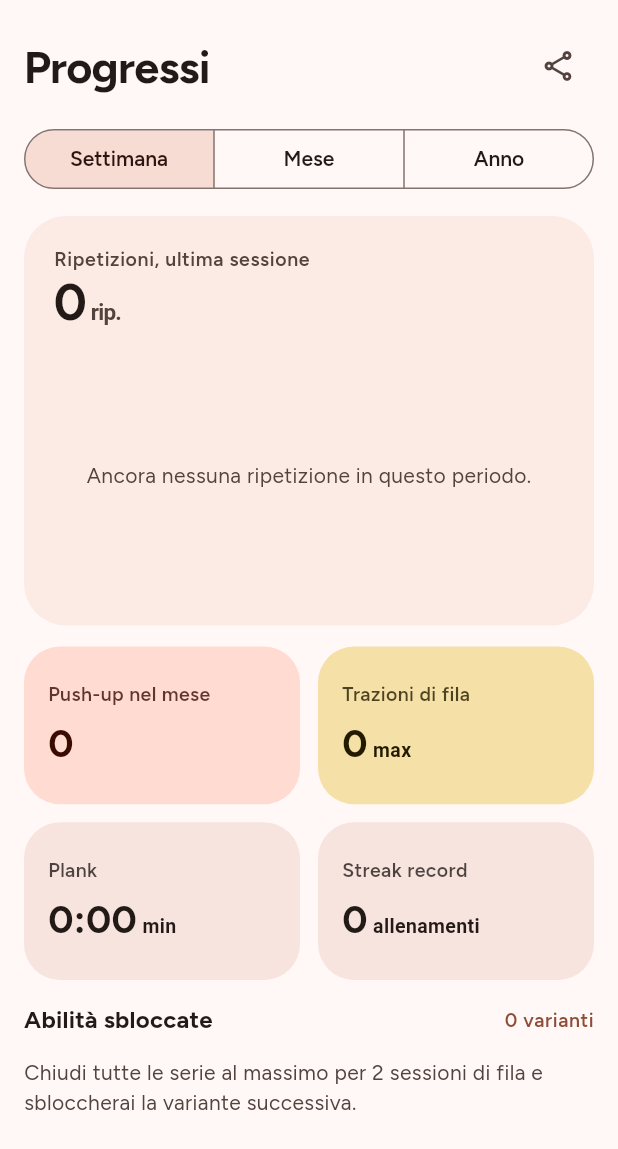
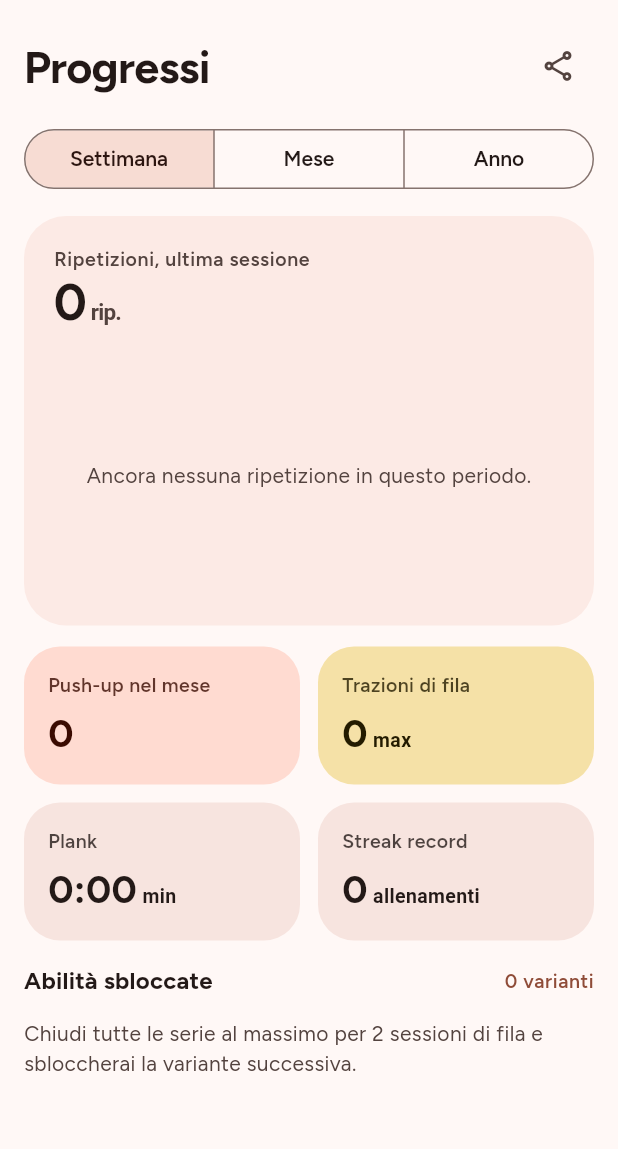
Before and after one commit to owaismounir206-art/Discipline, a Flutter app: the ProgressScreen screen opened directly, on a phone screen of 412 x 824 dp. Shown: the top 1149 px of the screen. Run offline on Flutter 3.47's test engine with Material 3 defaults, Android fonts, the phone set to English and light mode, and no system bars; drawn by our look-alikes of dynamic_color; our stand-ins replace audioplayers, drift, drift_flutter, flutter_local_notifications, flutter_riverpod, flutter_timezone and 5 more; accounts and stored records are empty; generated files the repository leaves out were written again.

Commit message:
Progressi: card dei record ad altezza libera
Con testi grandi (o il carattere ingrandito del telefono) le card a
altezza fissa traboccavano.

Co-Authored-By: Claude Opus 5.5 <noreply@anthropic.com>
Claude-Session: https://claude.ai/code/session_01BkUbS7JRfLLhkDDShEXDoF

```diff
--- a/lib/features/progress/progress_screen.dart
+++ b/lib/features/progress/progress_screen.dart
@@ -191,14 +191,8 @@ class ProgressScreen extends ConsumerWidget {
             ],
           ),
         ),
-        GridView.count(
-          crossAxisCount: 2,
-          shrinkWrap: true,
-          physics: const NeverScrollableScrollPhysics(),
-          mainAxisSpacing: 12,
-          crossAxisSpacing: 12,
-          childAspectRatio: 1.75,
-          children: [
+        _StatGrid(
+          tiles: [
             _StatTile(
               label: 'Push-up nel mese',
               value: _thousands(pushUps),
@@ -423,7 +417,6 @@ class _StatTile extends StatelessWidget {
       semanticsLabel: '$label: $value${unit ?? ''}',
       child: Column(
         crossAxisAlignment: CrossAxisAlignment.start,
-        mainAxisAlignment: MainAxisAlignment.center,
         spacing: 4,
         children: [
           Text(
@@ -463,3 +456,30 @@ class _StatTile extends StatelessWidget {
     );
   }
 }
+
+/// Griglia 2 × 2 ad altezza libera (regge testi grandi e accessibilità).
+class _StatGrid extends StatelessWidget {
+  const _StatGrid({required this.tiles});
+
+  final List<Widget> tiles;
+
+  @override
+  Widget build(BuildContext context) => Column(
+    spacing: 12,
+    children: [
+      for (var i = 0; i < tiles.length; i += 2)
+        IntrinsicHeight(
+          child: Row(
+            crossAxisAlignment: CrossAxisAlignment.stretch,
+            spacing: 12,
+            children: [
+              Expanded(child: tiles[i]),
+              Expanded(
+                child: i + 1 < tiles.length ? tiles[i + 1] : const SizedBox(),
+              ),
+            ],
+          ),
+        ),
+    ],
+  );
+}
```
Also changed, not shown: 1 other file.
